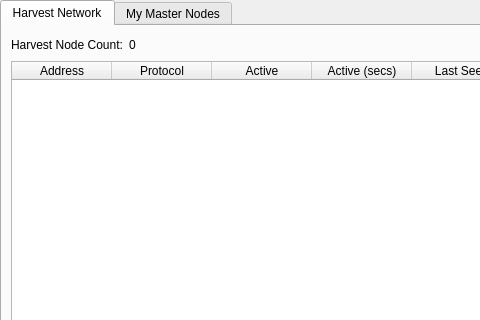
Before: the Qt Designer form src/qt/forms/masternodemanager.ui in scryclip/havecoin, drawn with Qt 5; both pictures show x 0 to 480 and y 0 to 320 of the 723 by 457 pixel window.
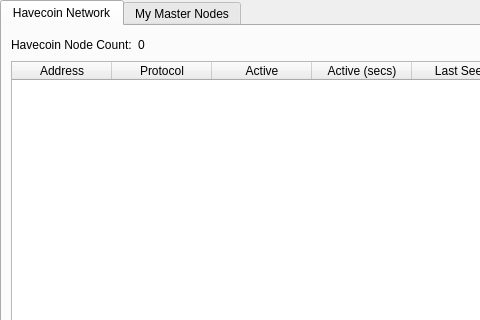
After: the same form once the commit is applied. The open tabs and pages were chosen to show the change.

Commit message: havecoin namechange and small fixes

```diff
--- a/src/qt/forms/masternodemanager.ui
+++ b/src/qt/forms/masternodemanager.ui
@@ -38,7 +38,7 @@
        </property>
        <widget class="QWidget" name="tab">
         <attribute name="title">
-         <string>Harvest Network</string>
+         <string>Havecoin Network</string>
         </attribute>
         <layout class="QGridLayout" name="gridLayout">
          <item row="1" column="0">
@@ -98,7 +98,7 @@
            <item>
             <widget class="QLabel" name="label_2">
              <property name="text">
-              <string>Harvest Node Count:</string>
+              <string>Havecoin Node Count:</string>
              </property>
             </widget>
            </item>
```
The commit also changes 172 other files.
